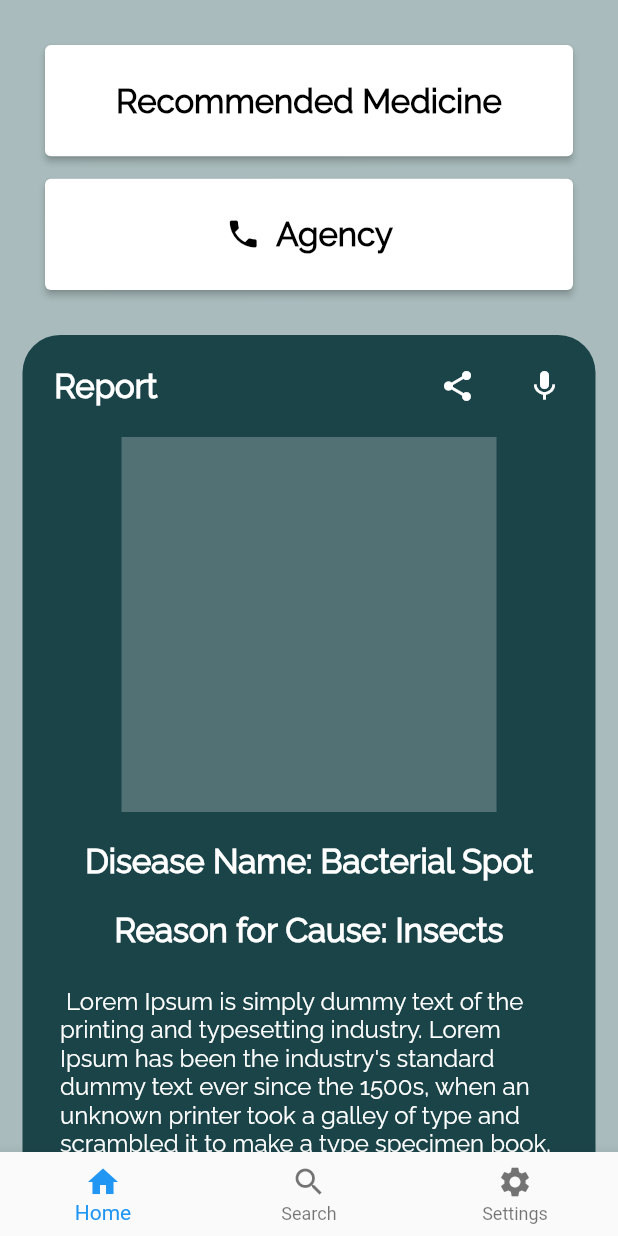
After one commit to swetha2712/Plant-Disease-Detection, a Flutter app: the PageDesign screen opened directly, on a phone screen of 412 x 824 dp. The commit adds this screen. Run offline on Flutter 3.47's test engine with Material 2 defaults, Android fonts, the phone set to English and light mode, and no system bars; our stand-ins replace image_picker; missing offline and left inert: tflite.

Commit message:
Created new design for Report page

```diff
--- a/lib/screens/camera_page.dart
+++ b/lib/screens/camera_page.dart
@@ -1,9 +1,8 @@
 import 'dart:io';
+import 'package:flutter/material.dart';
 
 import 'package:camera_app/screens/predictions_page.dart';
-import 'package:flutter/material.dart';
 import 'package:image_picker/image_picker.dart';
-
 import 'package:camera_app/utilities/bottom_button.dart';
 
 class CameraPage extends StatefulWidget {
@@ -32,11 +31,9 @@ class _CameraPageState extends State<CameraPage> {
 
   @override
   Widget build(BuildContext context) {
-    return Scaffold(
+    return SafeArea(
+      child: Scaffold(
         backgroundColor: Color(0xFFA9BBBC),
-      appBar: AppBar(
-        title: Text('Camera Page'),
-      ),
         body: Column(
           mainAxisAlignment: MainAxisAlignment.end,
           children: [
@@ -62,6 +59,7 @@ class _CameraPageState extends State<CameraPage> {
             ),
           ],
         ),
+      ),
     );
   }
 }
--- a/lib/screens/predictions_page.dart
+++ b/lib/screens/predictions_page.dart
@@ -16,7 +16,7 @@ class PredictionsPage extends StatefulWidget {
 
 class _PredictionsPageState extends State<PredictionsPage> {
   // St _results;
-  String diseaseName;
+  String diseaseName = 'Plant X is Healthy';
 
   loadModel() async {
     var res = await Tflite.loadModel(
@@ -96,7 +96,7 @@ class _PredictionsPageState extends State<PredictionsPage> {
               ),
               FloatingActionButton.extended(
                 onPressed: () {
-                  Navigator.pop(context);
+                  // Navigator.pop(context);
                 },
                 icon: Icon(Icons.arrow_left),
                 label: Text('Back'),
--- /dev/null
+++ b/lib/screens/predictions_page_design.dart
@@ -0,0 +1,161 @@
+import 'package:flutter/cupertino.dart';
+import 'package:flutter/material.dart';
+
+import 'package:camera_app/utilities/constants.dart';
+import 'package:camera_app/utilities/top_button_with_padding.dart';
+
+class PageDesign extends StatefulWidget {
+  @override
+  _PageDesignState createState() => _PageDesignState();
+}
+
+class _PageDesignState extends State<PageDesign> {
+  String _diseaseName = 'Bacterial Spot';
+  String _reasonForDisease = 'Insects';
+  String _paragraph =
+      """ Lorem Ipsum is simply dummy text of the printing and typesetting industry. Lorem Ipsum has been the industry's standard dummy text ever since the 1500s, when an unknown printer took a galley of type and scrambled it to make a type specimen book. It has survived not only five centuries, but also and more recently with desktop publishing software like Aldus PageMaker including versions of Lorem Ipsum.""";
+
+  @override
+  Widget build(BuildContext context) {
+    Size size = MediaQuery.of(context).size;
+    // print(size);
+    return SafeArea(
+      child: Scaffold(
+        backgroundColor: Color(0xFFA9BBBC),
+        body: Scrollbar(
+          child: ListView(
+            restorationId: 'report_page',
+            padding: EdgeInsets.all(15.0),
+            children: [
+              Center(
+                child: Column(
+                  crossAxisAlignment: CrossAxisAlignment.center,
+                  children: [
+                    TopButtonWithPadding(
+                      size: size,
+                      child: Text(
+                        'Recommended Medicine',
+                        style: kReportPageTextStyle,
+                      ),
+                      padding: EdgeInsets.fromLTRB(15.0, 15.0, 15.0, 0),
+                      onPressed: () {},
+                    ),
+                    TopButtonWithPadding(
+                      size: size,
+                      child: Row(
+                        mainAxisAlignment: MainAxisAlignment.center,
+                        children: [
+                          Icon(
+                            Icons.phone,
+                            color: Colors.black,
+                          ),
+                          SizedBox(
+                            width: 10.0,
+                          ),
+                          Text(
+                            'Agency',
+                            style: kReportPageTextStyle,
+                          ),
+                        ],
+                      ),
+                      padding: EdgeInsets.fromLTRB(15.0, 15.0, 15.0, 30.0),
+                      onPressed: () {},
+                    ),
+                  ],
+                ),
+              ),
+              Container(
+                decoration: BoxDecoration(
+                    color: Color(0xFF1B4449),
+                    borderRadius: BorderRadius.all(Radius.circular(25))),
+                width: size.width * 0.9,
+                child: Column(
+                  children: [
+                    Container(
+                      padding: EdgeInsets.all(10.0),
+                      child: Row(
+                        mainAxisAlignment: MainAxisAlignment.spaceBetween,
+                        children: [
+                          Text(
+                            '  Report',
+                            style: kReportTextStyle,
+                          ),
+                          Row(
+                            children: [
+                              IconButton(
+                                icon: Icon(
+                                  Icons.share,
+                                  color: Colors.white,
+                                ),
+                                onPressed: () {},
+                              ),
+                              SizedBox(
+                                width: 10.0,
+                              ),
+                              IconButton(
+                                icon: Icon(
+                                  Icons.mic,
+                                  color: Colors.white,
+                                ),
+                                onPressed: () {},
+                              ),
+                            ],
+                          ),
+                        ],
+                      ),
+                    ),
+                    // TODO: Image should be cropped accordingly
+                    Container(
+                      height: 250.0,
+                      width: 250.0,
+                      color: Colors.white24,
+                    ),
+                    SizedBox(
+                      height: 20.0,
+                    ),
+                    Text(
+                      'Disease Name: $_diseaseName',
+                      style: kReportTextStyle,
+                    ),
+                    SizedBox(
+                      height: 20.0,
+                    ),
+                    Text(
+                      'Reason for Cause: $_reasonForDisease',
+                      style: kReportTextStyle,
+                    ),
+                    Container(
+                      alignment: Alignment.center,
+                      padding: EdgeInsets.all(25.0),
+                      child: Text(
+                        '$_paragraph',
+                        style: kParagraphTextStyle,
+                      ),
+                    ),
+                  ],
+                ),
+              ),
+            ],
+          ),
+        ),
+        bottomNavigationBar: BottomNavigationBar(
+          items: [
+            BottomNavigationBarItem(
+              icon: const Icon(Icons.home),
+              label: 'Home',
+            ),
+            BottomNavigationBarItem(
+              icon: const Icon(Icons.search),
+              label: 'Search',
+            ),
+            BottomNavigationBarItem(
+              icon: const Icon(Icons.settings),
+              label: 'Settings',
+            ),
+          ],
+          onTap: (value) {},
+        ),
+      ),
+    );
+  }
+}
--- /dev/null
+++ b/lib/utilities/constants.dart
@@ -0,0 +1,21 @@
+import 'package:flutter/material.dart';
+
+const TextStyle kReportPageTextStyle = TextStyle(
+  fontSize: 22.0,
+  fontWeight: FontWeight.w600,
+  fontFamily: 'Raleway',
+  color: Colors.black,
+);
+
+const TextStyle kReportTextStyle = TextStyle(
+  fontSize: 22.0,
+  fontWeight: FontWeight.w600,
+  fontFamily: 'Raleway',
+  color: Colors.white,
+);
+
+const TextStyle kParagraphTextStyle = TextStyle(
+  fontSize: 16.0,
+  fontFamily: 'Raleway',
+  color: Colors.white,
+);
--- /dev/null
+++ b/lib/utilities/top_button_with_padding.dart
@@ -0,0 +1,29 @@
+import 'package:flutter/material.dart';
+
+class TopButtonWithPadding extends StatelessWidget {
+  TopButtonWithPadding({this.size, this.child, this.padding, this.onPressed});
+
+  final Size size;
+  final child;
+  final padding;
+  final Function onPressed;
+
+  @override
+  Widget build(BuildContext context) {
+    return Padding(
+      padding: padding,
+      child: Container(
+        height: size.height * 0.09,
+        width: size.width * 0.9,
+        child: ElevatedButton(
+          onPressed: onPressed,
+          style: ElevatedButton.styleFrom(
+            primary: Colors.white, // background
+            onPrimary: Colors.green, // foreground
+          ),
+          child: child,
+        ),
+      ),
+    );
+  }
+}
```
Also changed, not shown: lib/MyApp.dart (+16 -3 lines), pubspec.lock. Lines whose indentation alone changed are shown as unchanged.
